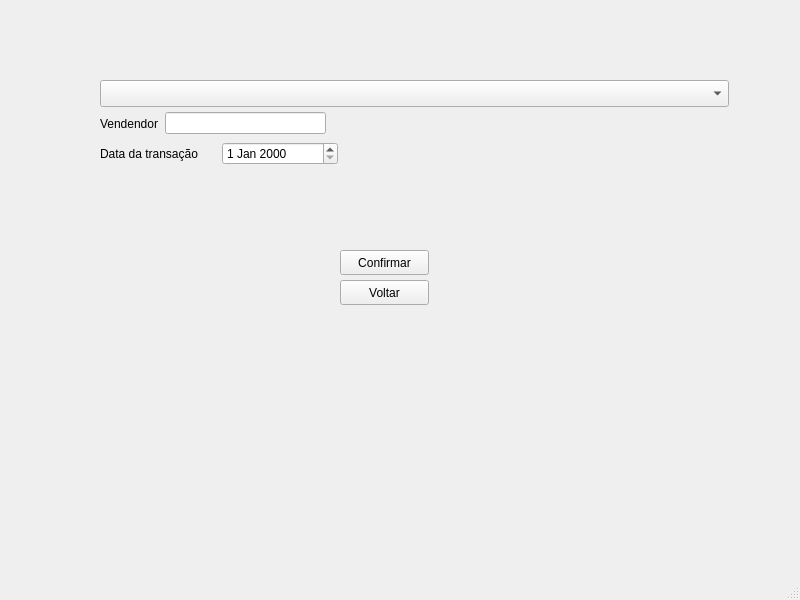
Qt form qt6/src/cadtransacao.ui (lamarckf/cuidesys) before a commit.
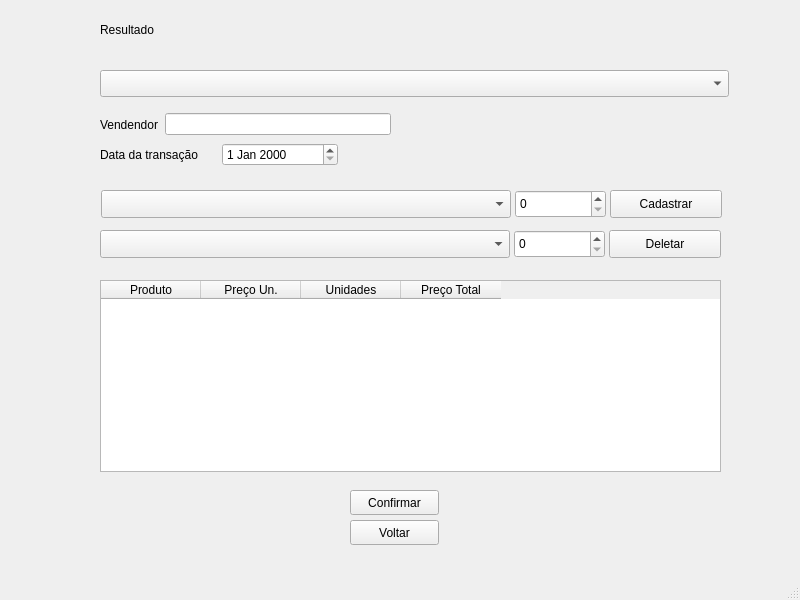
The same form after that commit.

The edit to the form file:
```diff
--- a/qt6/src/cadtransacao.ui
+++ b/qt6/src/cadtransacao.ui
@@ -14,21 +14,11 @@
    <string>MainWindow</string>
   </property>
   <widget class="QWidget" name="centralwidget">
-   <widget class="QComboBox" name="prodComboBox">
-    <property name="geometry">
-     <rect>
-      <x>100</x>
-      <y>80</y>
-      <width>629</width>
-      <height>27</height>
-     </rect>
-    </property>
-   </widget>
    <widget class="QPushButton" name="voltar">
     <property name="geometry">
      <rect>
-      <x>340</x>
-      <y>280</y>
+      <x>350</x>
+      <y>520</y>
       <width>89</width>
       <height>25</height>
      </rect>
@@ -40,8 +30,8 @@
    <widget class="QPushButton" name="pushButton">
     <property name="geometry">
      <rect>
-      <x>340</x>
-      <y>250</y>
+      <x>350</x>
+      <y>490</y>
       <width>89</width>
       <height>25</height>
      </rect>
@@ -50,13 +40,13 @@
      <string>Confirmar</string>
     </property>
    </widget>
-   <widget class="QWidget" name="">
+   <widget class="QWidget" name="layoutWidget">
     <property name="geometry">
      <rect>
       <x>100</x>
       <y>110</y>
-      <width>226</width>
-      <height>27</height>
+      <width>291</width>
+      <height>29</height>
      </rect>
     </property>
     <layout class="QHBoxLayout" name="horizontalLayout">
@@ -72,13 +62,13 @@
      </item>
     </layout>
    </widget>
-   <widget class="QWidget" name="">
+   <widget class="QWidget" name="layoutWidget">
     <property name="geometry">
      <rect>
       <x>100</x>
       <y>140</y>
       <width>238</width>
-      <height>28</height>
+      <height>30</height>
      </rect>
     </property>
     <layout class="QHBoxLayout" name="horizontalLayout_2">
@@ -94,6 +84,125 @@
      </item>
     </layout>
    </widget>
+   <widget class="QTableWidget" name="tableWidget">
+    <property name="geometry">
+     <rect>
+      <x>100</x>
+      <y>280</y>
+      <width>621</width>
+      <height>192</height>
+     </rect>
+    </property>
+    <column>
+     <property name="text">
+      <string>Produto</string>
+     </property>
+    </column>
+    <column>
+     <property name="text">
+      <string>Preço Un.</string>
+     </property>
+    </column>
+    <column>
+     <property name="text">
+      <string>Unidades</string>
+     </property>
+    </column>
+    <column>
+     <property name="text">
+      <string>Preço Total</string>
+     </property>
+    </column>
+   </widget>
+   <widget class="QLabel" name="resultLabel">
+    <property name="geometry">
+     <rect>
+      <x>100</x>
+      <y>20</y>
+      <width>621</width>
+      <height>19</height>
+     </rect>
+    </property>
+    <property name="text">
+     <string>Resultado</string>
+    </property>
+   </widget>
+   <widget class="QComboBox" name="tipoComboBox">
+    <property name="geometry">
+     <rect>
+      <x>100</x>
+      <y>70</y>
+      <width>629</width>
+      <height>27</height>
+     </rect>
+    </property>
+   </widget>
+   <widget class="QSpinBox" name="prodSpinBoxDel">
+    <property name="geometry">
+     <rect>
+      <x>514</x>
+      <y>230</y>
+      <width>91</width>
+      <height>28</height>
+     </rect>
+    </property>
+   </widget>
+   <widget class="QPushButton" name="DeletarPushButton">
+    <property name="geometry">
+     <rect>
+      <x>609</x>
+      <y>230</y>
+      <width>112</width>
+      <height>28</height>
+     </rect>
+    </property>
+    <property name="text">
+     <string>Deletar</string>
+    </property>
+   </widget>
+   <widget class="QComboBox" name="prodComboBoxDel">
+    <property name="geometry">
+     <rect>
+      <x>100</x>
+      <y>230</y>
+      <width>410</width>
+      <height>28</height>
+     </rect>
+    </property>
+   </widget>
+   <widget class="QSpinBox" name="prodSpinBox">
+    <property name="geometry">
+     <rect>
+      <x>515</x>
+      <y>190</y>
+      <width>91</width>
+      <height>28</height>
+     </rect>
+    </property>
+   </widget>
+   <widget class="QPushButton" name="CadastrarPushButton">
+    <property name="geometry">
+     <rect>
+      <x>610</x>
+      <y>190</y>
+      <width>112</width>
+      <height>28</height>
+     </rect>
+    </property>
+    <property name="text">
+     <string>Cadastrar</string>
+    </property>
+   </widget>
+   <widget class="QComboBox" name="prodComboBox">
+    <property name="geometry">
+     <rect>
+      <x>101</x>
+      <y>190</y>
+      <width>410</width>
+      <height>28</height>
+     </rect>
+    </property>
+   </widget>
   </widget>
   <widget class="QMenuBar" name="menubar">
    <property name="geometry">
```
Left out of the diff: 6 changed lines with no effect on the pictures.
